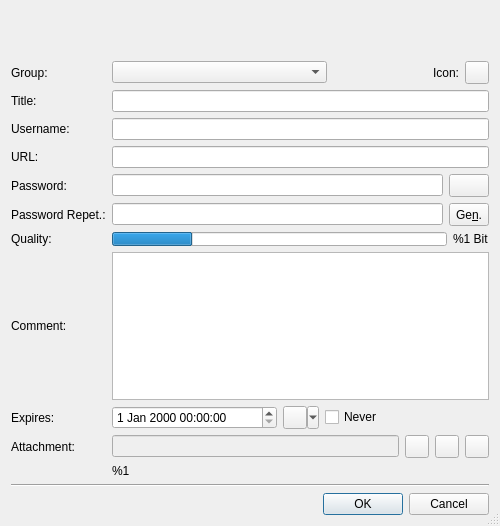
Above: src/forms/EditEntryDlg.ui from thooge/keepassx1 before the change. Below: the same form after it.
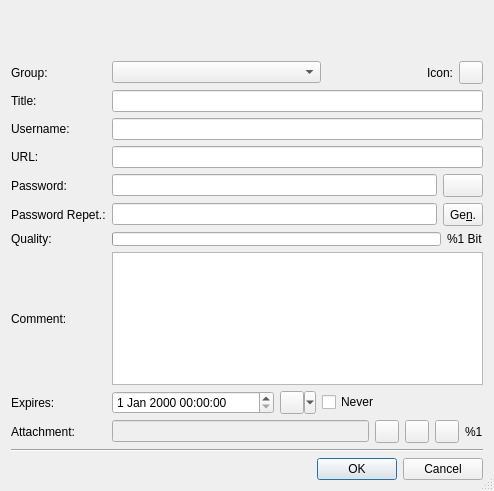
That is the form after the change. Icons and pictures are not drawn.

Commit message: Reduce height of PasswordGenDlg and EditEntryDlg

The edit to the form file:
```diff
--- a/src/forms/EditEntryDlg.ui
+++ b/src/forms/EditEntryDlg.ui
@@ -6,8 +6,8 @@
    <rect>
     <x>0</x>
     <y>0</y>
-    <width>500</width>
-    <height>526</height>
+    <width>494</width>
+    <height>491</height>
    </rect>
   </property>
   <property name="windowTitle" >
@@ -154,13 +154,6 @@
      </property>
     </widget>
    </item>
-   <item row="11" column="1" >
-    <widget class="QLabel" name="Label_AttachmentSize" >
-     <property name="text" >
-      <string>%1</string>
-     </property>
-    </widget>
-   </item>
    <item row="4" column="0" >
     <widget class="QLabel" name="textLabel7" >
      <property name="sizePolicy" >
@@ -333,6 +326,19 @@
        </property>
       </widget>
      </item>
+     <item>
+      <widget class="QLabel" name="Label_AttachmentSize" >
+       <property name="sizePolicy" >
+        <sizepolicy vsizetype="Preferred" hsizetype="Maximum" >
+         <horstretch>0</horstretch>
+         <verstretch>0</verstretch>
+        </sizepolicy>
+       </property>
+       <property name="text" >
+        <string>%1</string>
+       </property>
+      </widget>
+     </item>
     </layout>
    </item>
    <item row="9" column="1" >
@@ -387,9 +393,6 @@
          <height>14</height>
         </size>
        </property>
-       <property name="value" >
-        <number>24</number>
-       </property>
        <property name="textVisible" >
         <bool>false</bool>
        </property>
```
The commit also changes 6 other files.
